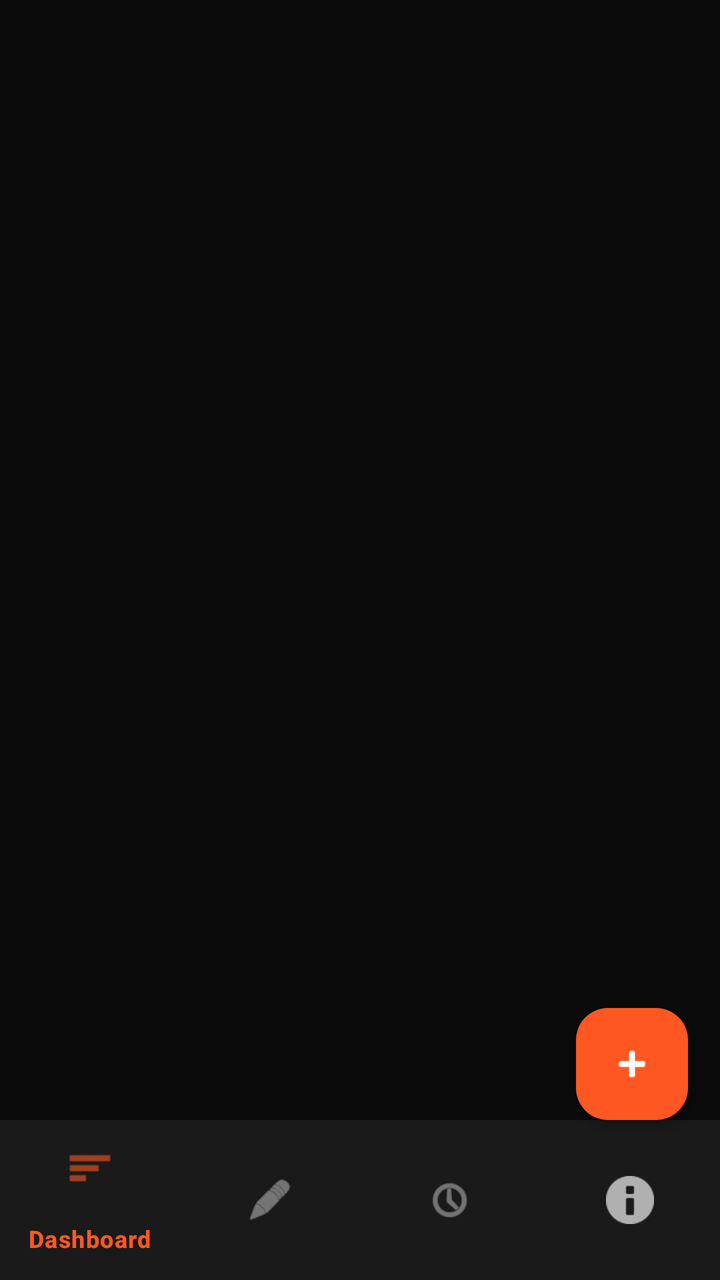
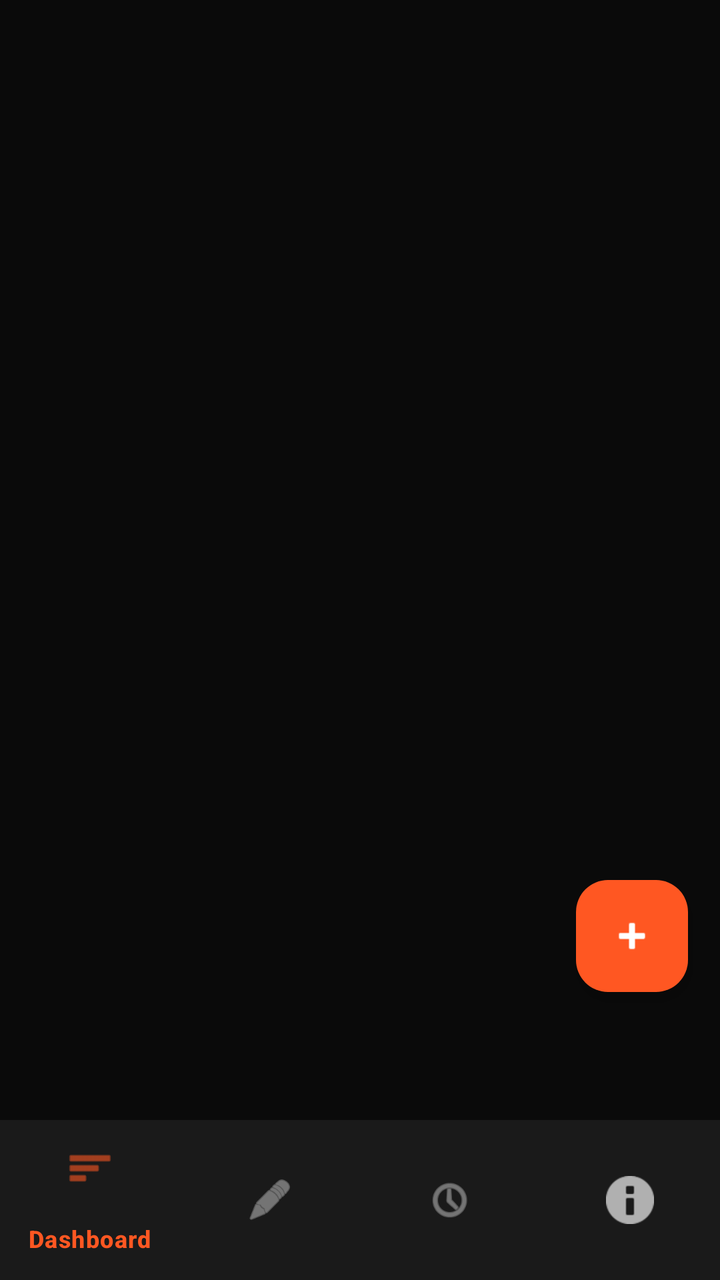

Screens rendered from an Android XML layout before and after an edit, with the pre-edit source and the edit as a unified diff.
<!-- AndroidManifest.xml: application theme Theme.ExpenseTrackerApp -->
<!-- res/layout/fragment_dashboard.xml -->
<?xml version="1.0" encoding="utf-8"?>
<androidx.coordinatorlayout.widget.CoordinatorLayout xmlns:android="http://schemas.android.com/apk/res/android"
    xmlns:app="http://schemas.android.com/apk/res-auto"
    android:layout_width="match_parent"
    android:layout_height="match_parent"
    android:background="@color/background_dark">

    <FrameLayout
        android:id="@+id/dashboard_fragment_container"
        android:layout_width="match_parent"
        android:layout_height="match_parent"
        android:layout_marginBottom="?attr/actionBarSize" />

    <com.google.android.material.bottomnavigation.BottomNavigationView
        android:id="@+id/dashboard_bottom_nav"
        android:layout_width="match_parent"
        android:layout_height="wrap_content"
        android:layout_gravity="bottom"
        android:background="@color/surface_dark"
        app:itemIconTint="@color/nav_item_color_state"
        app:itemTextColor="@color/nav_item_color_state"
        app:menu="@menu/dashboard_nav_menu" />

    <com.google.android.material.floatingactionbutton.FloatingActionButton
        android:id="@+id/fab_add_wallet"
        android:layout_width="wrap_content"
        android:layout_height="wrap_content"
        android:layout_gravity="bottom|end"
        android:layout_marginEnd="16dp"
        android:layout_marginBottom="80dp" 
        android:src="@android:drawable/ic_input_add"
        app:backgroundTint="@color/colorAccent"
        app:tint="@color/white"
        app:elevation="4dp"
        android:contentDescription="Add Wallet" />

</androidx.coordinatorlayout.widget.CoordinatorLayout>
<!-- resources referenced by this layout -->
<resources>
  <color name="background_dark">#0A0A0A</color>
  <color name="colorAccent">#FF5722</color>
  <color name="surface_dark">#1A1A1A</color>
  <color name="white">#FFFFFF</color>
  <style name="Theme.ExpenseTrackerApp" parent="Theme.Material3.DayNight.NoActionBar">
          <item name="colorPrimary">@color/colorPrimary</item>
          <item name="colorPrimaryVariant">@color/colorPrimaryDark</item>
          <item name="colorOnPrimary">@color/white</item>
          <item name="colorSecondary">@color/colorAccent</item>
          <item name="colorSecondaryVariant">@color/colorAccent</item>
          <item name="colorOnSecondary">@color/white</item>
          <item name="android:colorBackground">@color/background_dark</item>
          <item name="android:statusBarColor">@color/background_dark</item>
          <item name="android:navigationBarColor">@color/background_dark</item>
      </style>
  <color name="colorPrimary">#FF5722</color>
  <color name="colorPrimaryDark">#E64A19</color>
</resources>

<!-- the commit's change to res/layout/fragment_dashboard.xml (unified diff, before → after) -->
@@ -9,7 +9,21 @@
         android:id="@+id/dashboard_fragment_container"
         android:layout_width="match_parent"
         android:layout_height="match_parent"
-        android:layout_marginBottom="?attr/actionBarSize" />
+        android:layout_marginBottom="?attr/actionBarSize" >
+
+        <com.google.android.material.floatingactionbutton.FloatingActionButton
+            android:id="@+id/fab_add_wallet"
+            android:layout_width="wrap_content"
+            android:layout_height="wrap_content"
+            android:layout_gravity="bottom|end"
+            android:layout_marginEnd="16dp"
+            android:layout_marginBottom="80dp"
+            android:contentDescription="Add Wallet"
+            android:src="@android:drawable/ic_input_add"
+            app:backgroundTint="@color/colorAccent"
+            app:elevation="4dp"
+            app:tint="@color/white" />
+    </FrameLayout>
 
     <com.google.android.material.bottomnavigation.BottomNavigationView
         android:id="@+id/dashboard_bottom_nav"
@@ -21,17 +35,4 @@
         app:itemTextColor="@color/nav_item_color_state"
         app:menu="@menu/dashboard_nav_menu" />
 
-    <com.google.android.material.floatingactionbutton.FloatingActionButton
-        android:id="@+id/fab_add_wallet"
-        android:layout_width="wrap_content"
-        android:layout_height="wrap_content"
-        android:layout_gravity="bottom|end"
-        android:layout_marginEnd="16dp"
-        android:layout_marginBottom="80dp" 
-        android:src="@android:drawable/ic_input_add"
-        app:backgroundTint="@color/colorAccent"
-        app:tint="@color/white"
-        app:elevation="4dp"
-        android:contentDescription="Add Wallet" />
-
 </androidx.coordinatorlayout.widget.CoordinatorLayout>
